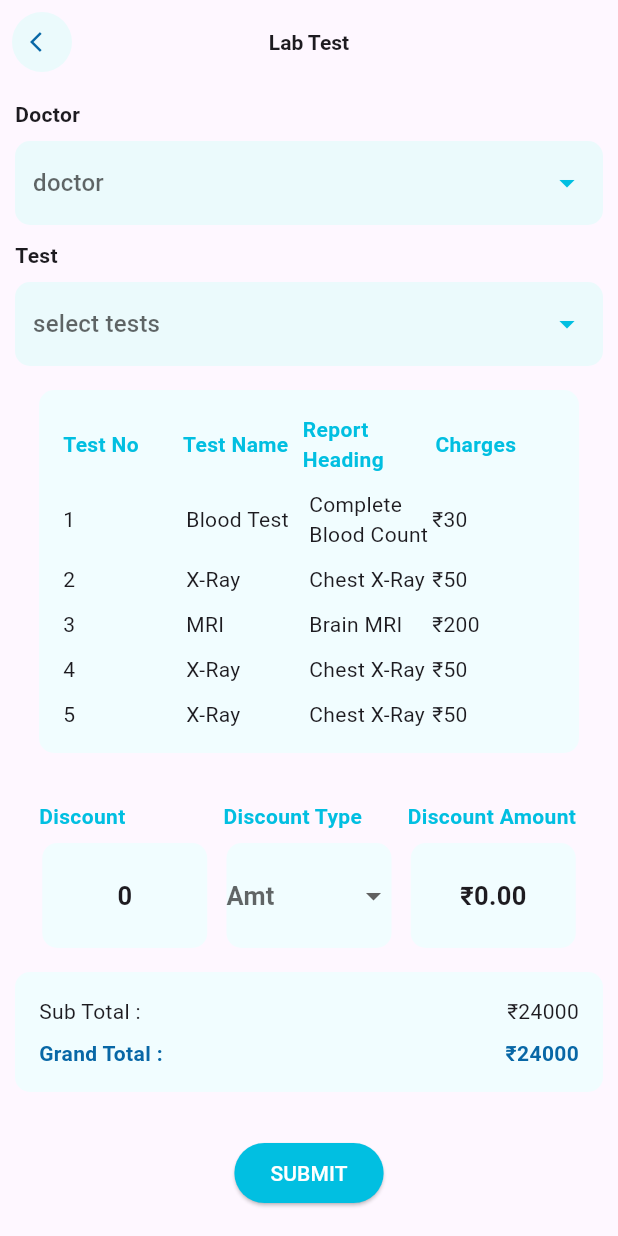
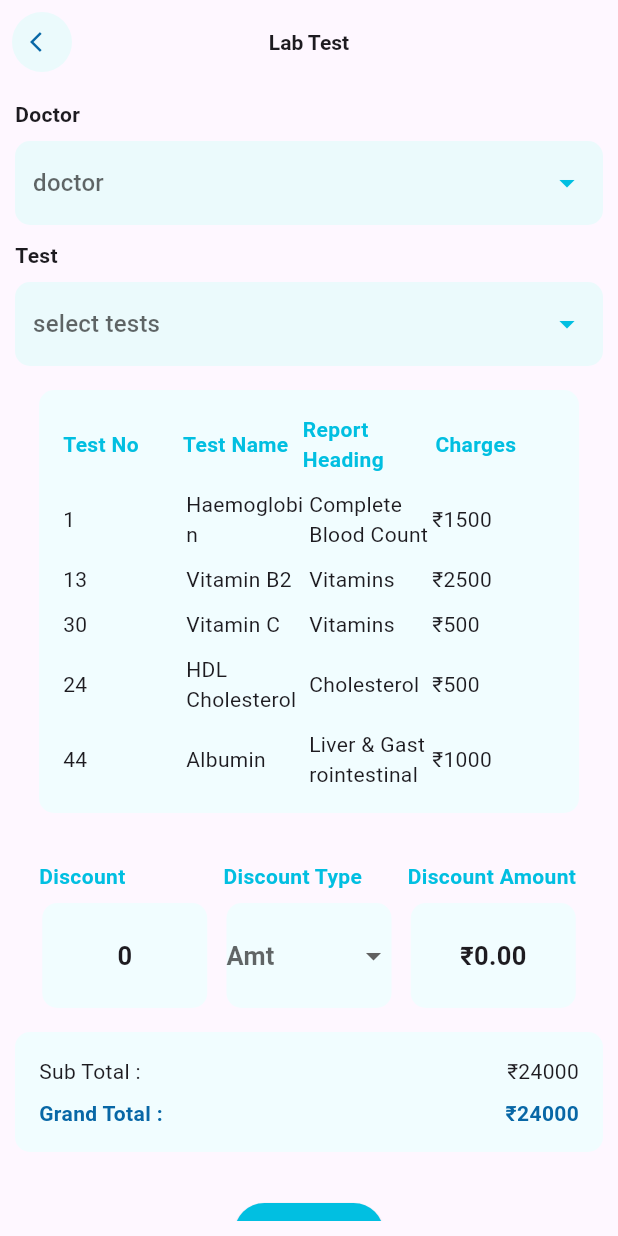
Before and after one commit to Sufail-muhammed/docosmrt, a Flutter app: the screen it shows after launch, on a phone screen of 412 x 824 dp. Run offline on Flutter 3.47's test engine with Material 3 defaults, Android fonts, the phone set to English and light mode, and no system bars.

Commit message:
second commit

```diff
--- a/lib/features/pathology/presentation/pages/pathology_test_add.dart
+++ b/lib/features/pathology/presentation/pages/pathology_test_add.dart
@@ -15,8 +15,6 @@ class PathologyTestAdd extends StatefulWidget {
 class _PathologyTestAddState extends State<PathologyTestAdd> {
   String selectedDoctor = 'Doctor';
   String testName = 'test';
-  String toothName = 'tooth';
-  String alloyType = 'alloy';
 
   @override
   Widget build(BuildContext context) {
@@ -141,45 +139,45 @@ class _PathologyTestAddState extends State<PathologyTestAdd> {
                   Row(
                     children: [
                       Expanded(child: Text('1')),
-                      Expanded(child: Text('Blood Test')),
+                      Expanded(child: Text('Haemoglobin')),
                       Expanded(child: Text('Complete Blood Count')),
-                      Expanded(child: Text('₹30')),
+                      Expanded(child: Text('₹1500')),
                     ],
                   ),
                   SizedBox(height: 10.0),
                   Row(
                     children: [
-                      Expanded(child: Text('2')),
-                      Expanded(child: Text('X-Ray')),
-                      Expanded(child: Text('Chest X-Ray')),
-                      Expanded(child: Text('₹50')),
+                      Expanded(child: Text('13')),
+                      Expanded(child: Text('Vitamin B2')),
+                      Expanded(child: Text('Vitamins')),
+                      Expanded(child: Text('₹2500')),
                     ],
                   ),
                   SizedBox(height: 10.0),
                   Row(
                     children: [
-                      Expanded(child: Text('3')),
-                      Expanded(child: Text('MRI')),
-                      Expanded(child: Text('Brain MRI')),
-                      Expanded(child: Text('₹200')),
+                      Expanded(child: Text('30')),
+                      Expanded(child: Text('Vitamin C')),
+                      Expanded(child: Text('Vitamins')),
+                      Expanded(child: Text('₹500')),
                     ],
                   ),
                   SizedBox(height: 10.0),
                   Row(
                     children: [
-                      Expanded(child: Text('4')),
-                      Expanded(child: Text('X-Ray')),
-                      Expanded(child: Text('Chest X-Ray')),
-                      Expanded(child: Text('₹50')),
+                      Expanded(child: Text('24')),
+                      Expanded(child: Text('HDL Cholesterol')),
+                      Expanded(child: Text('Cholesterol')),
+                      Expanded(child: Text('₹500')),
                     ],
                   ),
                   SizedBox(height: 10.0),
                   Row(
                     children: [
-                      Expanded(child: Text('5')),
-                      Expanded(child: Text('X-Ray')),
-                      Expanded(child: Text('Chest X-Ray')),
-                      Expanded(child: Text('₹50')),
+                      Expanded(child: Text('44')),
+                      Expanded(child: Text('Albumin')),
+                      Expanded(child: Text('Liver & Gastrointestinal')),
+                      Expanded(child: Text('₹1000')),
                     ],
                   ),
 
```
